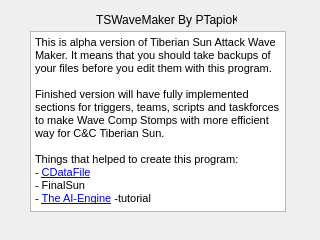
The window that src/infodialog.ui (PTapioK/TSWaveMaker) describes before a commit, drawn with Qt 5.
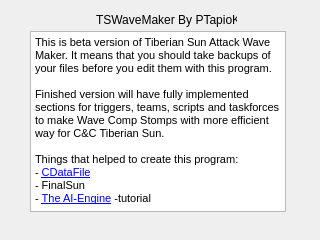
The same window after the commit.

Diff of the .ui file:
```diff
--- a/src/infodialog.ui
+++ b/src/infodialog.ui
@@ -32,7 +32,7 @@
 &lt;html&gt;&lt;head&gt;&lt;meta name=&quot;qrichtext&quot; content=&quot;1&quot; /&gt;&lt;style type=&quot;text/css&quot;&gt;
 p, li { white-space: pre-wrap; }
 &lt;/style&gt;&lt;/head&gt;&lt;body style=&quot; font-family:'Arial'; font-size:8.25pt; font-weight:400; font-style:normal;&quot;&gt;
-&lt;p style=&quot; margin-top:0px; margin-bottom:0px; margin-left:0px; margin-right:0px; -qt-block-indent:0; text-indent:0px;&quot;&gt;&lt;span style=&quot; font-family:'MS Shell Dlg 2'; font-size:8pt;&quot;&gt;This is alpha version of Tiberian Sun Attack Wave Maker. It means that you should take backups of your files before you edit them with this program.&lt;/span&gt;&lt;/p&gt;
+&lt;p style=&quot; margin-top:0px; margin-bottom:0px; margin-left:0px; margin-right:0px; -qt-block-indent:0; text-indent:0px;&quot;&gt;&lt;span style=&quot; font-family:'MS Shell Dlg 2'; font-size:8pt;&quot;&gt;This is beta version of Tiberian Sun Attack Wave Maker. It means that you should take backups of your files before you edit them with this program.&lt;/span&gt;&lt;/p&gt;
 &lt;p style=&quot;-qt-paragraph-type:empty; margin-top:0px; margin-bottom:0px; margin-left:0px; margin-right:0px; -qt-block-indent:0; text-indent:0px; font-family:'MS Shell Dlg 2'; font-size:8pt;&quot;&gt;&lt;br /&gt;&lt;/p&gt;
 &lt;p style=&quot; margin-top:0px; margin-bottom:0px; margin-left:0px; margin-right:0px; -qt-block-indent:0; text-indent:0px;&quot;&gt;&lt;span style=&quot; font-family:'MS Shell Dlg 2'; font-size:8pt;&quot;&gt;Finished version will have fully implemented sections for triggers, teams, scripts and taskforces to make Wave Comp Stomps with more efficient way for C&amp;amp;C Tiberian Sun.&lt;/span&gt;&lt;/p&gt;
 &lt;p style=&quot;-qt-paragraph-type:empty; margin-top:0px; margin-bottom:0px; margin-left:0px; margin-right:0px; -qt-block-indent:0; text-indent:0px; font-family:'MS Shell Dlg 2'; font-size:8pt;&quot;&gt;&lt;br /&gt;&lt;/p&gt;
```
